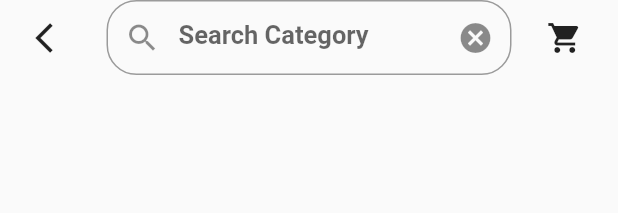
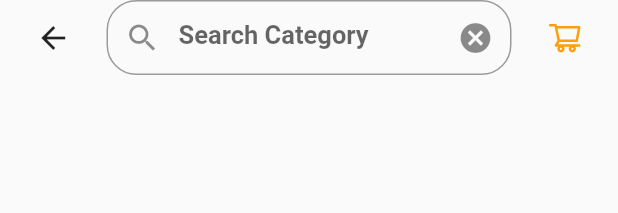
Before and after one commit to buisihung11/Sale_your_app, a Flutter app: the CategoryHeader widget shown alone on an empty page, opened directly, on a phone screen of 412 x 824 dp. Shown: the top 213 px of the screen. Run offline on Flutter 3.47's test engine with Material 2 defaults, Android fonts, the phone set to English and light mode, and no system bars; our stand-ins replace carousel_slider, flutter_icons, flutter_screenutil, line_awesome_flutter, material_design_icons_flutter, smooth_star_rating; network calls fail.

Commit message:
Add backbutton action and cart action in Category Screen

```diff
--- a/lib/screens/category.dart
+++ b/lib/screens/category.dart
@@ -1,5 +1,5 @@
 import 'package:flutter/material.dart';
-import 'package:material_design_icons_flutter/material_design_icons_flutter.dart';
+import 'package:sale_your_food/screens/home/widgets/index.dart';
 import 'package:sale_your_food/widgets/filterBar.dart';
 import 'package:sale_your_food/widgets/hotncoldBar.dart';
 import 'package:sale_your_food/widgets/listProducts.dart';
@@ -11,11 +11,6 @@ class CategoryScreen extends StatelessWidget {
   Widget build(BuildContext context) {
     return Scaffold(
       backgroundColor: Colors.white,
-      // appBar: AppBar(
-      //   toolbarOpacity: 0,
-      //   iconTheme: IconThemeData(color: Colors.black),
-      //   elevation: 0,
-      // ),
       body: SingleChildScrollView(
         child: SafeArea(
           child: Column(
@@ -87,7 +82,7 @@ class CategoryHeader extends StatelessWidget {
     return Row(
       mainAxisAlignment: MainAxisAlignment.spaceEvenly,
       children: <Widget>[
-        Icon(Icons.arrow_back_ios),
+        BackButton(),
         Container(
           alignment: Alignment.bottomCenter,
           height: 50,
@@ -109,7 +104,7 @@ class CategoryHeader extends StatelessWidget {
             ),
           ),
         ),
-        Icon(Icons.shopping_cart),
+        CartButton(),
       ],
     );
   }
--- a/lib/screens/home/widgets/index.dart
+++ b/lib/screens/home/widgets/index.dart
@@ -1,6 +1,7 @@
 import 'package:flutter/material.dart';
 import 'package:flutter/widgets.dart';
 import 'package:flutter_icons/flutter_icons.dart';
+import 'package:sale_your_food/screens/category.dart';
 
 import '../../cart.dart';
 
@@ -65,11 +66,19 @@ class CategoryItem extends StatelessWidget {
 
   @override
   Widget build(BuildContext context) {
-    return Column(
-      children: <Widget>[
-        IconButton(icon: icon, onPressed: () {}),
-        Text(title),
-      ],
+    return InkWell(
+      onTap: () {
+        Navigator.of(context).push(
+          MaterialPageRoute(
+              builder: (BuildContext context) => CategoryScreen()),
+        );
+      },
+      child: Column(
+        children: <Widget>[
+          icon,
+          Text(title),
+        ],
+      ),
     );
   }
 }
@@ -161,15 +170,7 @@ class HomeHeader extends StatelessWidget {
             flex: 1,
             child: Align(
               alignment: Alignment.centerRight,
-              child: IconButton(
-                  icon: Icon(
-                    AntDesign.shoppingcart,
-                    color: Color(0xffff9f0a),
-                  ),
-                  onPressed: () {
-                    Navigator.of(context).push(MaterialPageRoute(
-                        builder: (BuildContext context) => CartScreen()));
-                  }),
+              child: CartButton(),
             ),
           ),
         ],
@@ -177,3 +178,22 @@ class HomeHeader extends StatelessWidget {
     );
   }
 }
+
+class CartButton extends StatelessWidget {
+  const CartButton({
+    Key key,
+  }) : super(key: key);
+
+  @override
+  Widget build(BuildContext context) {
+    return IconButton(
+        icon: Icon(
+          AntDesign.shoppingcart,
+          color: Color(0xffff9f0a),
+        ),
+        onPressed: () {
+          Navigator.of(context).push(MaterialPageRoute(
+              builder: (BuildContext context) => CartScreen()));
+        });
+  }
+}
--- /dev/null
+++ b/lib/widgets/backButton.dart
@@ -0,0 +1,17 @@
+import 'package:flutter/material.dart';
+import 'package:flutter/widgets.dart';
+
+class BackButton extends StatelessWidget {
+  const BackButton({
+    Key key,
+  }) : super(key: key);
+
+  @override
+  Widget build(BuildContext context) {
+    return IconButton(
+        icon: Icon(Icons.arrow_back),
+        onPressed: () {
+          Navigator.of(context).pop();
+        });
+  }
+}
--- a/lib/widgets/foodItem.dart
+++ b/lib/widgets/foodItem.dart
@@ -2,6 +2,7 @@ import 'package:flutter/material.dart';
 import 'package:flutter/widgets.dart';
 import 'package:flutter_icons/flutter_icons.dart';
 import 'package:sale_your_food/constrants.dart';
+import 'package:sale_your_food/screens/category.dart';
 
 class FoodItem extends StatelessWidget {
   final String name;
```
Also changed, not shown: lib/screens/cart.dart (+1 -7 lines).
